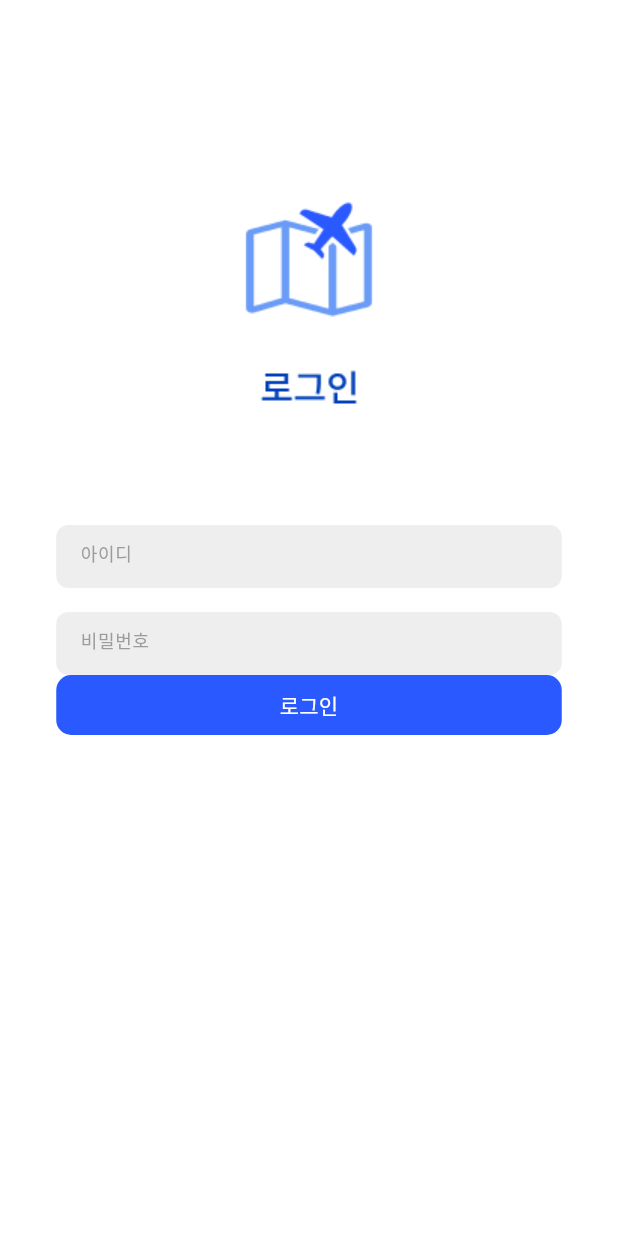
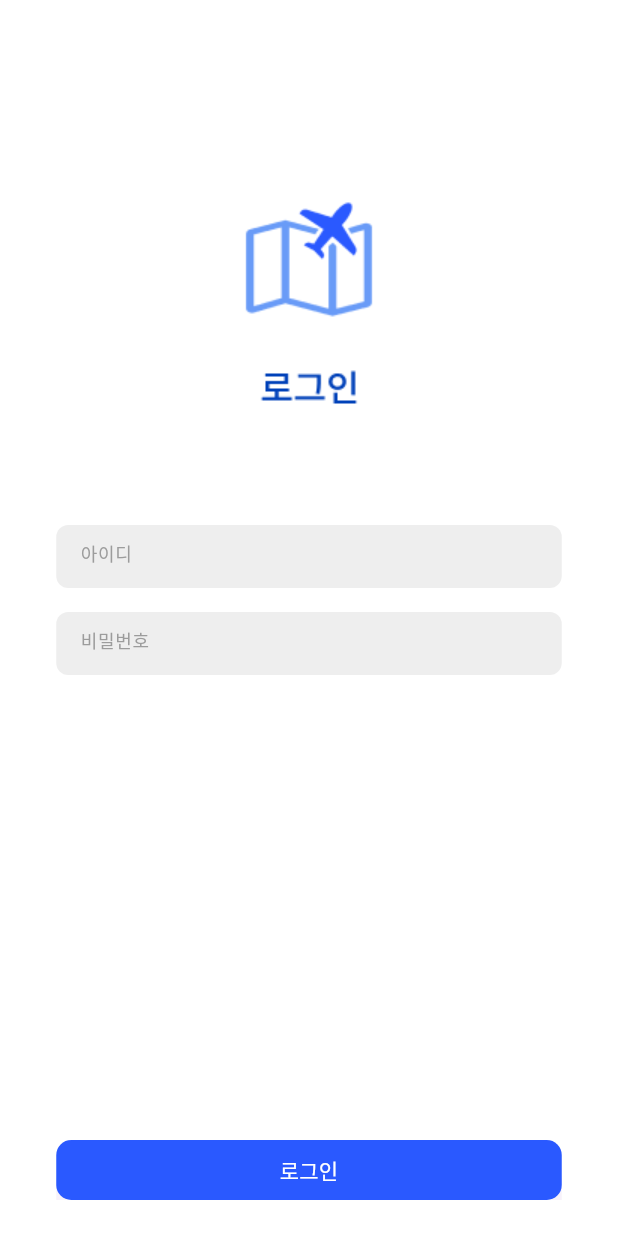
Before and after one commit to leave-leave/Leave-Leave-Flutter, a Flutter app: the screen it shows after launch, after a tap on "로그인", on a phone screen of 412 x 824 dp. Run offline on Flutter 3.47's test engine with Material 3 defaults, Android fonts, the phone set to English and light mode, and no system bars; our stand-ins replace dio, image_picker; network calls fail; Roboto replaces fonts that are missing (Noto Sans KR, NotoSansKR).

Commit message:
REFACTOR :: login view

```diff
--- a/lib/login/widget/Login_screen.dart
+++ b/lib/login/widget/Login_screen.dart
@@ -140,8 +140,15 @@ class _LoginScreenState extends State<LoginScreen> {
               ),
             ),
           ),
-          //SizedBox(height: 315),
-          Container(
+          SizedBox(height: 310),
+          BottomSheet(
+            onClosing: () {},
+            builder: (BuildContext context) {
+              return Positioned(
+                left: 0,
+                right: 0,
+                bottom: 0,
+                child: Container(
                   width: 337,
                   height: 40,
                   child: TextButton(
@@ -162,6 +169,13 @@ class _LoginScreenState extends State<LoginScreen> {
                     ),
                   ),
                 ),
+              );
+            },
+          )
+
+
+
+
         ],
       ),
     );
```
Lines whose indentation alone changed are shown as unchanged.
